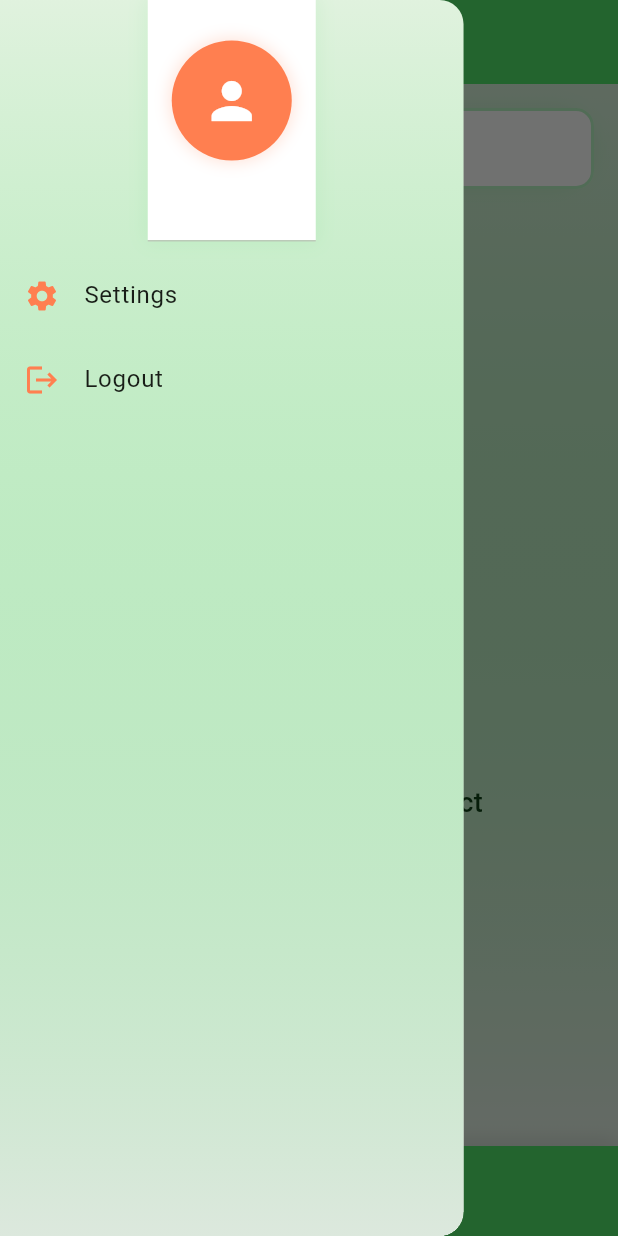
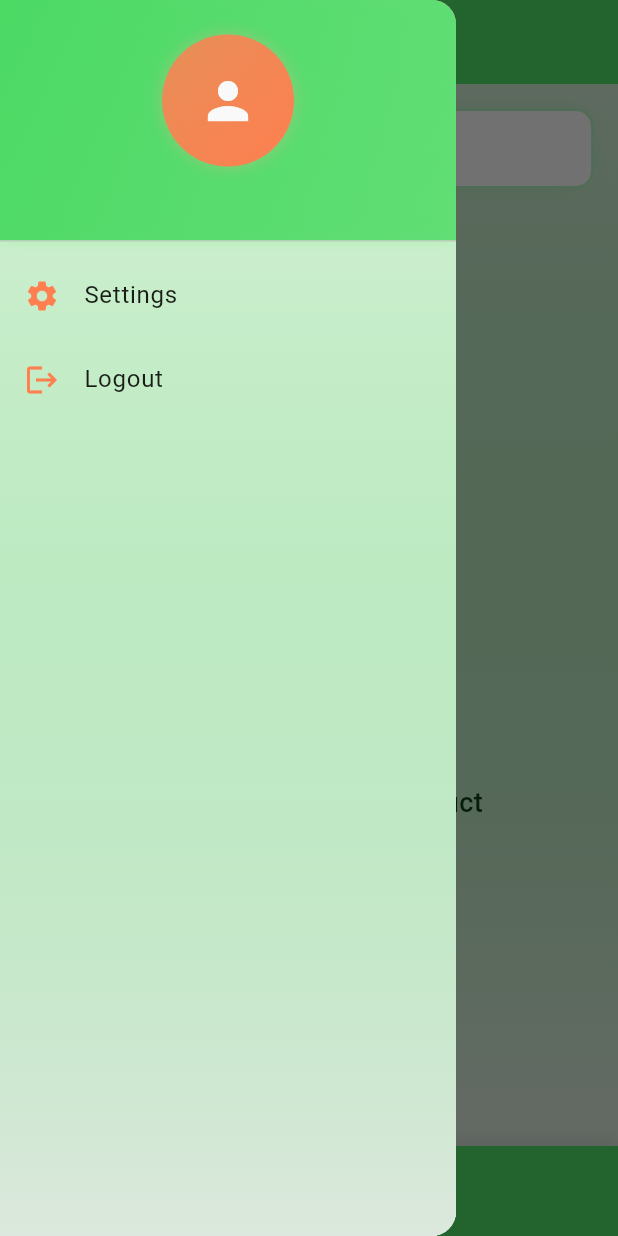
Before and after one commit to boyraz-cmj/Nutrify, a Flutter app: the screen it shows once a user with an empty profile is signed in, in the side drawer, after a tap on the "person" icon, on a phone screen of 412 x 824 dp. Run offline on Flutter 3.47's test engine with Material 3 defaults, Android fonts, the phone set to English and light mode, and no system bars; our stand-ins replace awesome_notifications, cloud_firestore, firebase_auth, firebase_core, flutter_hooks, flutter_riverpod and 1 more; missing offline and left inert: mobile_scanner; accounts and stored records are empty.

Commit message:
ufak değişiklikler
slide olarak gelen ekran kötü görünüyordu onu düzelttim
login ve sign up ekranında şifre için peek ikonu ekledim

```diff
--- a/lib/screens/auth/login_screen.dart
+++ b/lib/screens/auth/login_screen.dart
@@ -243,32 +243,21 @@ class LoginScreen extends HookConsumerWidget {
                               Icons.lock_outline,
                               color: AppColors.primaryOrange,
                             ),
-                            border: OutlineInputBorder(
-                              borderRadius: BorderRadius.circular(12),
-                            ),
-                            enabledBorder: OutlineInputBorder(
-                              borderRadius: BorderRadius.circular(12),
-                              borderSide: BorderSide(
-                                color: AppColors.primaryGreen.withOpacity(0.3),
+                            suffixIcon: IconButton(
+                              icon: Icon(
+                                isPasswordVisible.value
+                                    ? Icons.visibility_off
+                                    : Icons.visibility,
+                                color: AppColors.primaryOrange,
                               ),
-                            ),
-                            focusedBorder: OutlineInputBorder(
-                              borderRadius: BorderRadius.circular(12),
-                              borderSide: const BorderSide(
-                                color: AppColors.primaryGreen,
-                                width: 2,
-                              ),
+                              onPressed: () => isPasswordVisible.value =
+                                  !isPasswordVisible.value,
                             ),
                           ),
                           obscureText: !isPasswordVisible.value,
-                          textInputAction: TextInputAction.done,
-                          onFieldSubmitted: (_) => handleLogin(),
                           validator: (value) {
                             if (value == null || value.isEmpty) {
                               return 'Please enter your password';
-                            }
-                            if (value.length < 6) {
-                              return 'Password must be at least 6 characters';
                             }
                             return null;
                           },
--- a/lib/screens/home_screen.dart
+++ b/lib/screens/home_screen.dart
@@ -219,7 +219,6 @@ class HomeScreen extends HookConsumerWidget {
 
     return Scaffold(
       drawer: Drawer(
-        width: MediaQuery.of(context).size.width * 0.75,
         child: Container(
           decoration: BoxDecoration(
             gradient: LinearGradient(
@@ -231,16 +230,24 @@ class HomeScreen extends HookConsumerWidget {
               ],
             ),
           ),
-          child: Column(
+          child: ListView(
+            padding: EdgeInsets.zero,
             children: [
               DrawerHeader(
                 decoration: BoxDecoration(
-                  color: Colors.white,
+                  gradient: LinearGradient(
+                    begin: Alignment.topLeft,
+                    end: Alignment.bottomRight,
+                    colors: [
+                      AppColors.primaryGreen,
+                      AppColors.primaryGreen.withOpacity(0.8),
+                    ],
+                  ),
                   boxShadow: [
                     BoxShadow(
-                      color: AppColors.primaryGreen.withOpacity(0.1),
-                      blurRadius: 10,
-                      spreadRadius: 2,
+                      color: AppColors.neonGreenShadow.withOpacity(0.2),
+                      blurRadius: 8,
+                      spreadRadius: 1,
                     ),
                   ],
                 ),
@@ -248,23 +255,32 @@ class HomeScreen extends HookConsumerWidget {
                   mainAxisAlignment: MainAxisAlignment.center,
                   children: [
                     Container(
+                      padding: const EdgeInsets.all(4),
                       decoration: BoxDecoration(
                         shape: BoxShape.circle,
+                        gradient: LinearGradient(
+                          begin: Alignment.topLeft,
+                          end: Alignment.bottomRight,
+                          colors: [
+                            AppColors.primaryOrange.withOpacity(0.8),
+                            AppColors.primaryOrange,
+                          ],
+                        ),
                         boxShadow: [
                           BoxShadow(
-                            color: AppColors.primaryOrange.withOpacity(0.2),
-                            spreadRadius: 2,
+                            color: AppColors.neonOrangeShadow.withOpacity(0.3),
                             blurRadius: 8,
+                            spreadRadius: 1,
                           ),
                         ],
                       ),
                       child: const CircleAvatar(
-                        backgroundColor: AppColors.primaryOrange,
                         radius: 40,
+                        backgroundColor: Colors.transparent,
                         child: Icon(
                           Icons.person,
-                          color: Colors.white,
                           size: 40,
+                          color: AppColors.textLight,
                         ),
                       ),
                     ),
@@ -272,7 +288,7 @@ class HomeScreen extends HookConsumerWidget {
                     Text(
                       FirebaseAuth.instance.currentUser?.email ?? '',
                       style: const TextStyle(
-                        color: AppColors.textDark,
+                        color: AppColors.textLight,
                         fontSize: 14,
                         fontWeight: FontWeight.w500,
                       ),
```
Also changed, not shown: lib/screens/auth/signup_screen.dart (+16 -30 lines).
